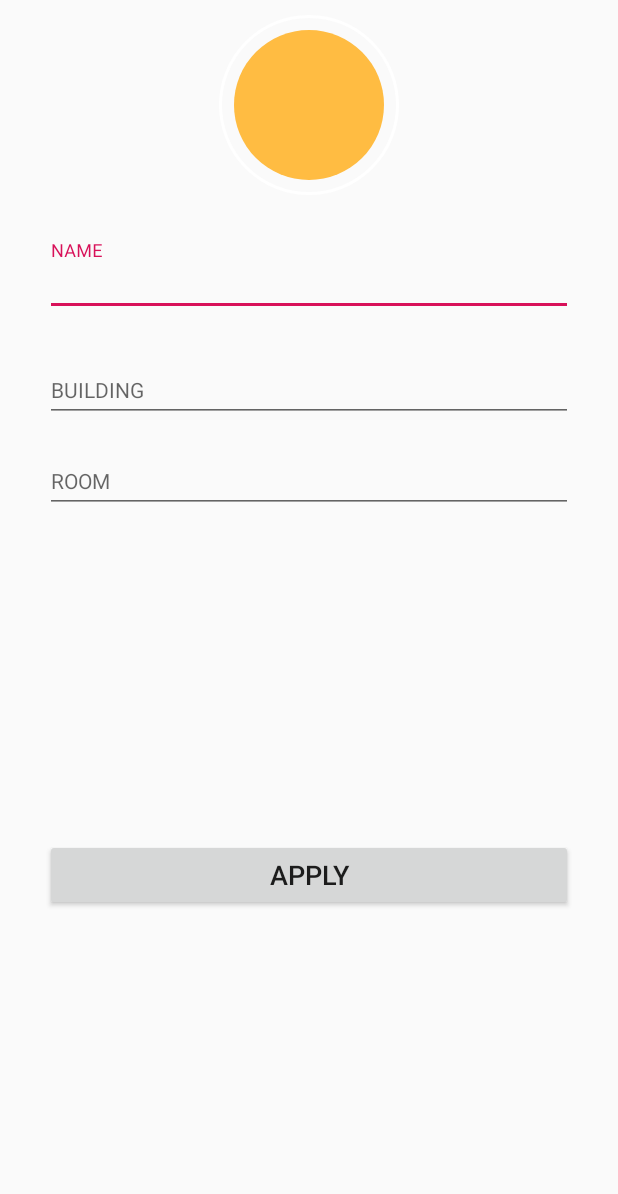
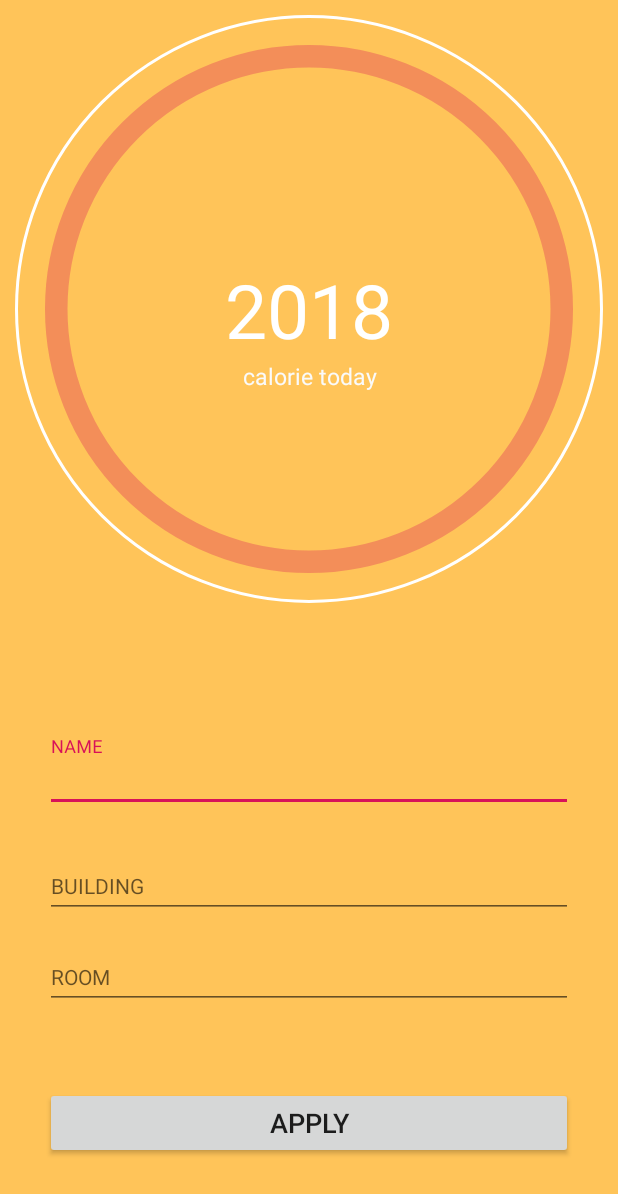
Before and after one commit to jeffreyhsu321/MakeAmericaFitAgain, an Android app: the ProfileActivity screen opened directly, with no data from a screen before it, on a phone screen of 412 x 824 dp. Shown: the top 1194 px of the screen. Run offline under Robolectric (Android 15) with nearby library versions, the light colour scheme and no system bars; our stand-ins replace Firebase (no records; nobody signed in at launch, a user with empty details on screens opened directly).

Commit message:
- CircleBar.java : added in Circle Progress Bar library - attrs.xml : added in for CircleBar.java - ProfileActivity.java : added Circle Bar and animation - User.java : added calorie_today attr

```diff
--- a/app/build.gradle
+++ b/app/build.gradle
@@ -41,6 +41,4 @@ dependencies {
     //design choices
     implementation 'com.android.support:design:28.0.0'
     implementation 'com.android.support:appcompat-v7:28.0.0'
-
-    implementation 'com.github.jakob-grabner:Circle-Progress-View:Tag'
 }
--- /dev/null
+++ b/app/src/main/java/com/notfound/makeamericafitagain/CircleBar.java
@@ -0,0 +1,95 @@
+package com.notfound.makeamericafitagain;
+
+import android.content.Context;
+import android.content.res.TypedArray;
+import android.graphics.Canvas;
+import android.graphics.Color;
+import android.graphics.Paint;
+import android.graphics.RectF;
+import android.util.AttributeSet;
+import android.view.View;
+
+public class CircleBar extends View {
+
+    /**
+     * ProgressBar's line thickness
+     */
+    private float strokeWidth = 4;
+    private float progress = 0;
+    private int min = 0;
+    private int max = 100;
+    /**
+     * Start the progress at 12 o'clock
+     */
+    private int startAngle = -90;
+    private int color = Color.DKGRAY;
+    private RectF rectF;
+    private Paint backgroundPaint;
+    private Paint foregroundPaint;
+
+    public CircleBar(Context context, AttributeSet attrs) {
+        super(context, attrs);
+        init(context, attrs);
+    }
+
+    private void init(Context context, AttributeSet attrs) {
+        rectF = new RectF();
+        TypedArray typedArray = context.getTheme().obtainStyledAttributes(
+                attrs,
+                R.styleable.CircleBar,
+                0, 0);
+        //Reading values from the XML layout
+        try {
+            strokeWidth = typedArray.getDimension(R.styleable.CircleBar_barThickness, strokeWidth);
+            progress = typedArray.getFloat(R.styleable.CircleBar_progress, progress);
+            color = typedArray.getInt(R.styleable.CircleBar_barColor, color);
+            min = typedArray.getInt(R.styleable.CircleBar_min, min);
+            max = typedArray.getInt(R.styleable.CircleBar_max, max);
+        } finally {
+            typedArray.recycle();
+        }
+
+        backgroundPaint = new Paint(Paint.ANTI_ALIAS_FLAG);
+        backgroundPaint.setColor(adjustAlpha(color, 0.3f));
+        backgroundPaint.setStyle(Paint.Style.STROKE);
+        backgroundPaint.setStrokeWidth(strokeWidth);
+
+        foregroundPaint = new Paint(Paint.ANTI_ALIAS_FLAG);
+        foregroundPaint.setColor(color);
+        foregroundPaint.setStyle(Paint.Style.STROKE);
+        foregroundPaint.setStrokeWidth(strokeWidth);
+    }
+
+    private int adjustAlpha(int color, float factor) {
+        int alpha = Math.round(Color.alpha(color) * factor);
+        int red = Color.red(color);
+        int green = Color.green(color);
+        int blue = Color.blue(color);
+        return Color.argb(alpha, red, green, blue);
+    }
+
+    @Override
+    protected void onMeasure(int widthMeasureSpec, int heightMeasureSpec) {
+
+        final int height = getDefaultSize(getSuggestedMinimumHeight(), heightMeasureSpec);
+        final int width = getDefaultSize(getSuggestedMinimumWidth(), widthMeasureSpec);
+        final int min = Math.min(width, height);
+        setMeasuredDimension(min, min);
+        rectF.set(0 + strokeWidth / 2, 0 + strokeWidth / 2, min - strokeWidth / 2, min - strokeWidth / 2);
+    }
+
+    @Override
+    protected void onDraw(Canvas canvas) {
+        super.onDraw(canvas);
+
+        canvas.drawOval(rectF, backgroundPaint);
+        float angle = 360 * progress / max;
+        canvas.drawArc(rectF, startAngle, angle, false, foregroundPaint);
+
+    }
+
+    public void setProgress(float progress) {
+        this.progress = progress;
+        invalidate();// Notify the view to redraw it self (the onDraw method is called)
+    }
+}
--- a/app/src/main/java/com/notfound/makeamericafitagain/MainActivity.java
+++ b/app/src/main/java/com/notfound/makeamericafitagain/MainActivity.java
@@ -46,7 +46,7 @@ public class MainActivity extends AppCompatActivity implements
     //declarations
     Button btn_determine;
     Button btn_picture;
-    TextView tv_test;
+    Button btn_profile;
     ImageView iv_test;
 
     Bitmap imageBitmap;
@@ -69,6 +69,7 @@ public class MainActivity extends AppCompatActivity implements
         //init
         btn_determine = findViewById(R.id.btn_determine);
         btn_picture = findViewById(R.id.btn_picture);
+        btn_profile = findViewById(R.id.btn_profile);
         iv_test = findViewById(R.id.iv_test);
         mContext = this.getApplicationContext();
         dialog = new ProgressDialog(this);
@@ -76,6 +77,7 @@ public class MainActivity extends AppCompatActivity implements
         //attach listener
         btn_determine.setOnClickListener(this);
         btn_picture.setOnClickListener(this);
+        btn_profile.setOnClickListener(this);
     }
 
 
@@ -276,6 +278,9 @@ public class MainActivity extends AppCompatActivity implements
             case R.id.btn_picture:
                 dispatchTakePictureIntent();
                 break;
+            case R.id.btn_profile:
+                Intent i_profile = new Intent(getApplicationContext(), ProfileActivity.class);
+                startActivity(i_profile);
             default:
                 break;
 
--- a/app/src/main/java/com/notfound/makeamericafitagain/ProfileActivity.java
+++ b/app/src/main/java/com/notfound/makeamericafitagain/ProfileActivity.java
@@ -1,11 +1,13 @@
 package com.notfound.makeamericafitagain;
 
 import android.app.ProgressDialog;
+import android.os.Handler;
 import android.support.annotation.NonNull;
 import android.support.design.widget.TextInputEditText;
 import android.support.v7.app.AppCompatActivity;
 import android.os.Bundle;
 import android.text.TextUtils;
+import android.util.Log;
 import android.view.View;
 import android.widget.Button;
 import android.widget.Toast;
@@ -36,6 +38,10 @@ public class ProfileActivity extends AppCompatActivity implements
 
     User userObj;
 
+    CircleBar cb_calorie;
+
+    int progressStep = 0;
+
     @Override
     protected void onCreate(Bundle savedInstanceState) {
         super.onCreate(savedInstanceState);
@@ -52,8 +58,40 @@ public class ProfileActivity extends AppCompatActivity implements
 
         dialog = new ProgressDialog(this);
 
+        cb_calorie = findViewById(R.id.cb_calorie);
+        cb_calorie.setProgress(0);
+
         //attach listeners
         btn_Apply.setOnClickListener(this);
+
+
+        //set progress bar
+        refUser.addValueEventListener(new ValueEventListener() {
+            @Override
+            public void onDataChange(@NonNull DataSnapshot dataSnapshot) {
+                final int progress = (dataSnapshot.hasChild("calorie_today")) ? Integer.parseInt(dataSnapshot.child("calorie_today").getValue(String.class)) : 0;
+                progressStep = 0;
+                final Handler mUpdater = new Handler();
+                Runnable mUpdateView = new Runnable() {
+                    @Override
+                    public void run() {
+                        cb_calorie.setProgress(progressStep);
+                        if(progressStep < progress){
+                            progressStep++;
+                        } else {
+                            mUpdater.removeCallbacksAndMessages(null);
+                        }
+                        mUpdater.postDelayed(this, 10);
+                    }
+                };
+                mUpdateView.run();
+            }
+
+            @Override
+            public void onCancelled(@NonNull DatabaseError databaseError) {
+            }
+
+        });
 
     }
 
--- a/app/src/main/java/com/notfound/makeamericafitagain/User.java
+++ b/app/src/main/java/com/notfound/makeamericafitagain/User.java
@@ -7,13 +7,22 @@ public class User {
 
     String name;
 
+    String calorie_today;
+
     public User(String email, String password){
         this.email = email;
         this.password = password;
+        this.calorie_today = "0";
     }
 
     public void updateUserInfo(String name){
         this.name = name;
     }
 
+    public void updateCalorie(int calorie){
+        int total = Integer.parseInt(calorie_today);
+        total += calorie;
+        this.calorie_today = Integer.toString(total);
+    }
+
 }
--- a/app/src/main/res/layout/activity_main.xml
+++ b/app/src/main/res/layout/activity_main.xml
@@ -58,4 +58,9 @@
         app:layout_constraintBottom_toTopOf="@id/btn_picture"
         android:padding="10dp"/>
 
+    <Button
+        android:layout_width="match_parent"
+        android:layout_height="match_parent"
+        android:id="@+id/btn_profile"/>
+
 </android.support.constraint.ConstraintLayout>
--- a/app/src/main/res/layout/activity_profile.xml
+++ b/app/src/main/res/layout/activity_profile.xml
@@ -4,7 +4,8 @@
     xmlns:tools="http://schemas.android.com/tools"
     android:layout_width="match_parent"
     android:layout_height="match_parent"
-    tools:context=".ProfileActivity">
+    tools:context=".ProfileActivity"
+    android:background="@color/colorPrimary">
 
     <!-- HEADER -->
     <android.support.constraint.ConstraintLayout
@@ -16,38 +17,69 @@
         android:background="@drawable/header_gradient"
         android:padding="10dp">
 
-        <!-- PROFILE PICTURE -->
-        <RelativeLayout
+        <!-- PROGRESS BAR -->
+        <android.support.constraint.ConstraintLayout
             android:id="@+id/iv_pp_wrapper"
-            android:layout_width="120dp"
-            android:layout_height="120dp"
+            android:layout_width="match_parent"
+            android:layout_height="0dp"
             app:layout_constraintTop_toTopOf="parent"
             app:layout_constraintStart_toStartOf="parent"
             app:layout_constraintEnd_toEndOf="parent"
+            app:layout_constraintDimensionRatio="1:1"
             android:background="@drawable/profile_pic_border"
             android:padding="10dp">
-            <ImageView
-                android:id="@+id/iv_pp"
-                android:layout_width="120dp"
-                android:layout_height="120dp"
-                android:scaleType="centerInside"
-                android:background="@drawable/profile_pic_circle"
-                android:layout_centerHorizontal="true"/>
-        </RelativeLayout>
+
+            <!-- BAR -->
+            <com.notfound.makeamericafitagain.CircleBar
+                android:id="@+id/cb_calorie"
+                android:layout_width="match_parent"
+                android:layout_height="match_parent"
+                android:layout_margin="10dp"
+                app:progress="35"
+                app:barThickness="15dp"
+                app:barColor="@color/colorAccent"/>
+
+            <!-- DAILY CALORIE TEXT -->
+            <TextView
+                android:id="@+id/tv_calorie"
+                android:layout_height="wrap_content"
+                android:layout_width="match_parent"
+                android:text="2018"
+                android:textColor="#FFFFFF"
+                android:textAlignment="center"
+                android:textSize="50sp"
+                app:layout_constraintStart_toStartOf="parent"
+                app:layout_constraintEnd_toEndOf="parent"
+                app:layout_constraintTop_toTopOf="parent"
+                app:layout_constraintBottom_toBottomOf="parent"/>
+
+            <!-- tiny text -->
+            <TextView
+                android:id="@+id/tv_desc"
+                android:layout_height="wrap_content"
+                android:layout_width="match_parent"
+                android:text="calorie today"
+                android:textColor="#FAFAFA"
+                android:textAlignment="center"
+                android:textSize="15sp"
+                app:layout_constraintStart_toStartOf="parent"
+                app:layout_constraintEnd_toEndOf="parent"
+                app:layout_constraintTop_toBottomOf="@id/tv_calorie" />
+
+        </android.support.constraint.ConstraintLayout>
 
     </android.support.constraint.ConstraintLayout>
 
     <!-- NECK -->
     <android.support.constraint.ConstraintLayout
         android:id="@+id/layout_neck"
-        android:layout_height="wrap_content"
+        android:layout_height="0dp"
         android:layout_width="match_parent"
         app:layout_constraintVertical_weight="10"
         app:layout_constraintHorizontal_chainStyle="spread"
         app:layout_constraintTop_toBottomOf="@id/layout_header"
         app:layout_constraintBottom_toTopOf="@id/layout_body"
         android:background="@drawable/gradient_neck">
-
 
 
     </android.support.constraint.ConstraintLayout>
--- /dev/null
+++ b/app/src/main/res/values/attrs.xml
@@ -0,0 +1,11 @@
+<?xml version="1.0" encoding="utf-8"?>
+<resources>
+    <declare-styleable name="CircleBar">
+        <attr name="min" format="integer" />
+        <attr name="max" format="integer" />
+        <attr name="progress" format="integer" />
+        <attr name="barColor" format="color" />
+        <attr name="barThickness" format="dimension" />
+    </declare-styleable>
+
+</resources>
--- a/app/src/main/res/values/colors.xml
+++ b/app/src/main/res/values/colors.xml
@@ -1,6 +1,6 @@
 <?xml version="1.0" encoding="utf-8"?>
 <resources>
-    <color name="colorPrimary">#FFBC42</color>      <!-- yellow orange -->
+    <color name="colorPrimary">#FFC459</color>      <!-- mustard -->
     <color name="colorPrimaryDark">#8F2D56</color>  <!-- dark raspberry -->
     <color name="colorAccent">#D81159</color>       <!-- ruby -->
 </resources>
--- a/build.gradle
+++ b/build.gradle
@@ -20,7 +20,6 @@ allprojects {
     repositories {
         google()
         jcenter()
-        maven { url 'https://jitpack.io' }
     }
 }
 
```
